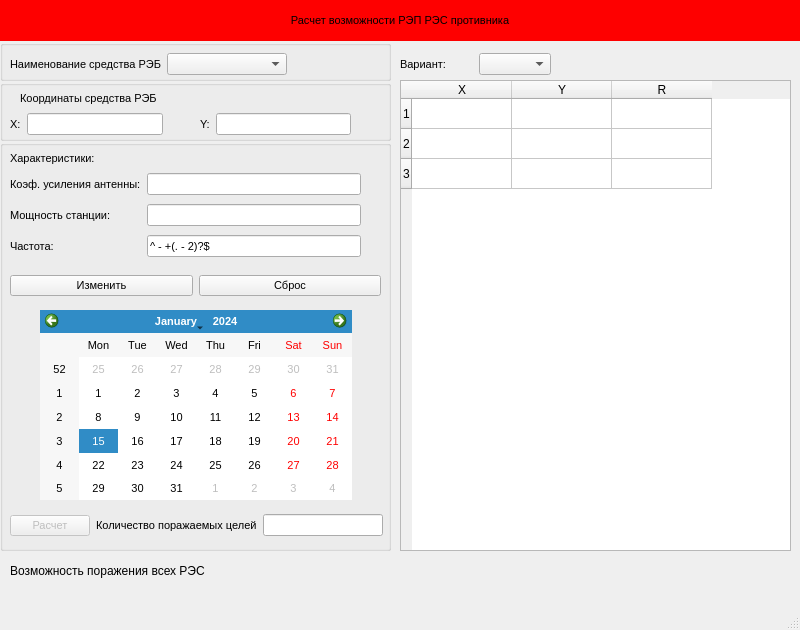
The window that mainwindow.ui (businessausage/v22) describes before a commit, drawn with Qt 5.
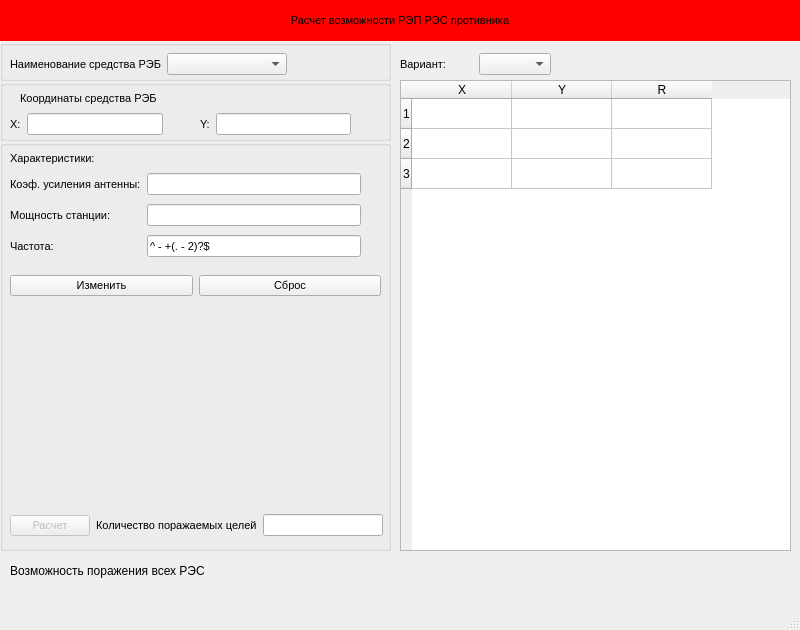
The same window after the commit.

Patch:
```diff
--- a/mainwindow.ui
+++ b/mainwindow.ui
@@ -430,16 +430,6 @@
       </item>
      </layout>
     </widget>
-    <widget class="QCalendarWidget" name="calendarWidget">
-     <property name="geometry">
-      <rect>
-       <x>40</x>
-       <y>170</y>
-       <width>312</width>
-       <height>190</height>
-      </rect>
-     </property>
-    </widget>
    </widget>
    <widget class="QWidget" name="layoutWidget">
     <property name="geometry">
```
